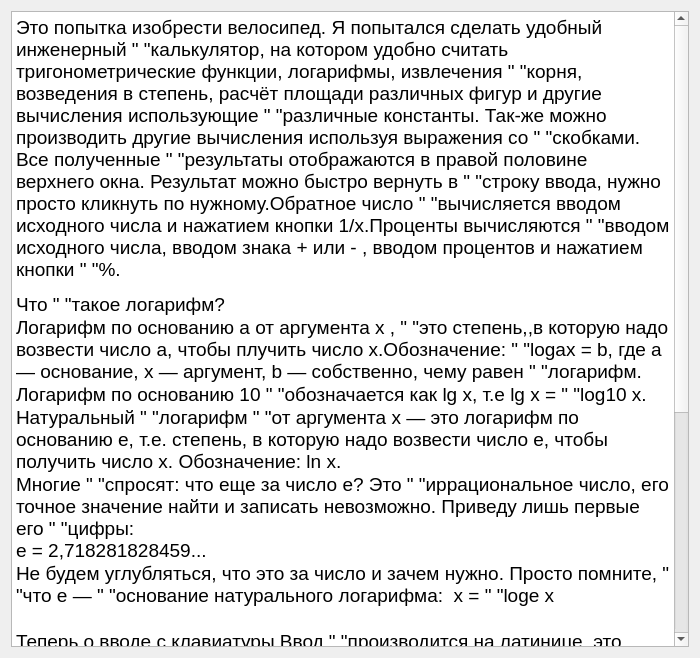
Above: myForms/helpDialog.ui from pAVlicSim/pyqt_calculator before the change. Below: the same form after it.
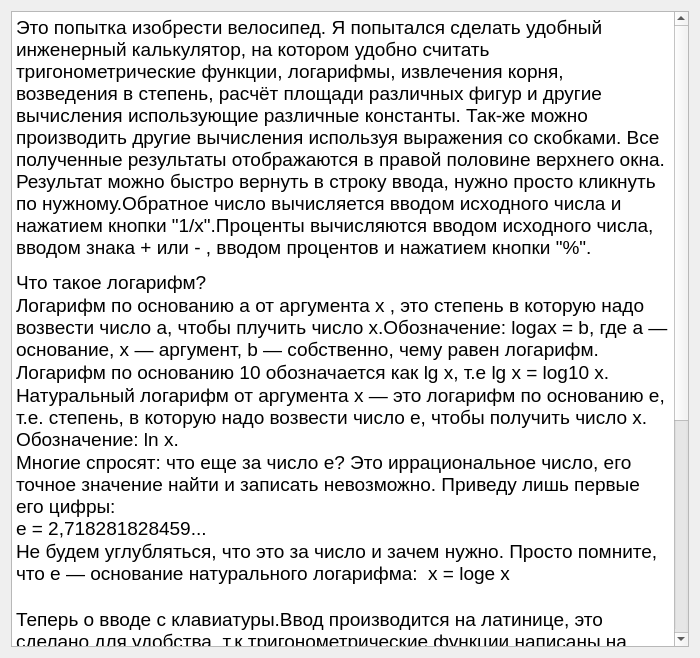
That is the form after the change.

Commit message: Это пока последний коммит № 3.

Diff of the .ui file:
```diff
--- a/myForms/helpDialog.ui
+++ b/myForms/helpDialog.ui
@@ -38,21 +38,21 @@
                       &quot;применению.&lt;/title&gt;&lt;style type=&quot;text/css&quot;&gt;
 p, li { white-space: pre-wrap; }
 &lt;/style&gt;&lt;/head&gt;&lt;body style=&quot; font-family:'Noto Sans'; font-size:10pt; font-weight:400; font-style:normal;&quot;&gt;
-&lt;p style=&quot; margin-top:12px; margin-bottom:12px; margin-left:0px; margin-right:0px; -qt-block-indent:0; text-indent:0px;&quot;&gt;&lt;span style=&quot; font-size:14pt;&quot;&gt;Это попытка изобрести велосипед. Я попытался сделать удобный инженерный &amp;quot; &amp;quot;калькулятор, на котором удобно считать тригонометрические функции, логарифмы, извлечения &amp;quot; &amp;quot;корня, возведения в степень, расчёт площади различных фигур и другие вычисления использующие &amp;quot; &amp;quot;различные константы. Так-же можно производить другие вычисления используя выражения со &amp;quot; &amp;quot;скобками. Все полученные &amp;quot; &amp;quot;результаты отображаются в правой половине верхнего окна. Результат можно быстро вернуть в &amp;quot; &amp;quot;строку ввода, нужно просто кликнуть по нужному.Обратное число &amp;quot; &amp;quot;вычисляется вводом исходного числа и нажатием кнопки 1/х.Проценты вычисляются &amp;quot; &amp;quot;вводом исходного числа, вводом знака + или - , вводом процентов и нажатием кнопки &amp;quot; &amp;quot;%.&lt;/span&gt;&lt;/p&gt;
-&lt;p style=&quot; margin-top:0px; margin-bottom:0px; margin-left:0px; margin-right:0px; -qt-block-indent:0; text-indent:0px;&quot;&gt;&lt;span style=&quot; font-size:14pt;&quot;&gt;Что &amp;quot; &amp;quot;такое логарифм?&lt;/span&gt;&lt;/p&gt;
-&lt;p style=&quot; margin-top:0px; margin-bottom:0px; margin-left:0px; margin-right:0px; -qt-block-indent:0; text-indent:0px;&quot;&gt;&lt;span style=&quot; font-size:14pt;&quot;&gt;Логарифм по основанию a от аргумента x , &amp;quot; &amp;quot;это степень,,в которую надо возвести число a, чтобы плучить число x.Обозначение: &amp;quot; &amp;quot;logax = b, где a — основание, x — аргумент, b — собственно, чему равен &amp;quot; &amp;quot;логарифм.&lt;/span&gt;&lt;/p&gt;
-&lt;p style=&quot; margin-top:0px; margin-bottom:0px; margin-left:0px; margin-right:0px; -qt-block-indent:0; text-indent:0px;&quot;&gt;&lt;span style=&quot; font-size:14pt;&quot;&gt;Логарифм по основанию 10 &amp;quot; &amp;quot;обозначается как lg x, т.е lg x = &amp;quot; &amp;quot;log10 x.&lt;/span&gt;&lt;/p&gt;
-&lt;p style=&quot; margin-top:0px; margin-bottom:0px; margin-left:0px; margin-right:0px; -qt-block-indent:0; text-indent:0px;&quot;&gt;&lt;span style=&quot; font-size:14pt;&quot;&gt;Натуральный &amp;quot; &amp;quot;логарифм &amp;quot; &amp;quot;от аргумента x — это логарифм по основанию e, т.е. степень, в которую надо возвести число e, чтобы получить число x. Обозначение: ln x. &lt;/span&gt;&lt;/p&gt;
-&lt;p style=&quot; margin-top:0px; margin-bottom:0px; margin-left:0px; margin-right:0px; -qt-block-indent:0; text-indent:0px;&quot;&gt;&lt;span style=&quot; font-size:14pt;&quot;&gt;Многие &amp;quot; &amp;quot;спросят: что еще за число e? Это &amp;quot; &amp;quot;иррациональное число, его точное значение найти и записать невозможно. Приведу лишь первые его &amp;quot; &amp;quot;цифры:&lt;br /&gt;e = 2,718281828459...&lt;/span&gt;&lt;/p&gt;
-&lt;p style=&quot; margin-top:0px; margin-bottom:0px; margin-left:0px; margin-right:0px; -qt-block-indent:0; text-indent:0px;&quot;&gt;&lt;span style=&quot; font-size:14pt;&quot;&gt;Не будем углубляться, что это за число и зачем нужно. Просто помните, &amp;quot; &amp;quot;что e — &amp;quot; &amp;quot;основание натурального логарифма:  x = &amp;quot; &amp;quot;loge x&lt;/span&gt;&lt;/p&gt;
+&lt;p style=&quot; margin-top:12px; margin-bottom:12px; margin-left:0px; margin-right:0px; -qt-block-indent:0; text-indent:0px;&quot;&gt;&lt;span style=&quot; font-size:14pt;&quot;&gt;Это попытка изобрести велосипед. Я попытался сделать удобный инженерный калькулятор, на котором удобно считать тригонометрические функции, логарифмы, извлечения корня, возведения в степень, расчёт площади различных фигур и другие вычисления использующие различные константы. Так-же можно производить другие вычисления используя выражения со скобками. Все полученные результаты отображаются в правой половине верхнего окна. Результат можно быстро вернуть в строку ввода, нужно просто кликнуть по нужному.Обратное число вычисляется вводом исходного числа и нажатием кнопки &amp;quot;1/х&amp;quot;.Проценты вычисляются вводом исходного числа, вводом знака + или - , вводом процентов и нажатием кнопки &amp;quot;%&amp;quot;.&lt;/span&gt;&lt;/p&gt;
+&lt;p style=&quot; margin-top:0px; margin-bottom:0px; margin-left:0px; margin-right:0px; -qt-block-indent:0; text-indent:0px;&quot;&gt;&lt;span style=&quot; font-size:14pt;&quot;&gt;Что такое логарифм?&lt;/span&gt;&lt;/p&gt;
+&lt;p style=&quot; margin-top:0px; margin-bottom:0px; margin-left:0px; margin-right:0px; -qt-block-indent:0; text-indent:0px;&quot;&gt;&lt;span style=&quot; font-size:14pt;&quot;&gt;Логарифм по основанию a от аргумента x , это степень в которую надо возвести число a, чтобы плучить число x.Обозначение: logax = b, где a — основание, x — аргумент, b — собственно, чему равен логарифм.&lt;/span&gt;&lt;/p&gt;
+&lt;p style=&quot; margin-top:0px; margin-bottom:0px; margin-left:0px; margin-right:0px; -qt-block-indent:0; text-indent:0px;&quot;&gt;&lt;span style=&quot; font-size:14pt;&quot;&gt;Логарифм по основанию 10 обозначается как lg x, т.е lg x = log10 x.&lt;/span&gt;&lt;/p&gt;
+&lt;p style=&quot; margin-top:0px; margin-bottom:0px; margin-left:0px; margin-right:0px; -qt-block-indent:0; text-indent:0px;&quot;&gt;&lt;span style=&quot; font-size:14pt;&quot;&gt;Натуральный логарифм от аргумента x — это логарифм по основанию e, т.е. степень, в которую надо возвести число e, чтобы получить число x. Обозначение: ln x. &lt;/span&gt;&lt;/p&gt;
+&lt;p style=&quot; margin-top:0px; margin-bottom:0px; margin-left:0px; margin-right:0px; -qt-block-indent:0; text-indent:0px;&quot;&gt;&lt;span style=&quot; font-size:14pt;&quot;&gt;Многие спросят: что еще за число e? Это иррациональное число, его точное значение найти и записать невозможно. Приведу лишь первые его цифры:&lt;br /&gt;e = 2,718281828459...&lt;/span&gt;&lt;/p&gt;
+&lt;p style=&quot; margin-top:0px; margin-bottom:0px; margin-left:0px; margin-right:0px; -qt-block-indent:0; text-indent:0px;&quot;&gt;&lt;span style=&quot; font-size:14pt;&quot;&gt;Не будем углубляться, что это за число и зачем нужно. Просто помните, что e — основание натурального логарифма:  x = loge x&lt;/span&gt;&lt;/p&gt;
 &lt;p style=&quot;-qt-paragraph-type:empty; margin-top:0px; margin-bottom:0px; margin-left:0px; margin-right:0px; -qt-block-indent:0; text-indent:0px; font-size:14pt;&quot;&gt;&lt;br /&gt;&lt;/p&gt;
-&lt;p style=&quot; margin-top:0px; margin-bottom:0px; margin-left:0px; margin-right:0px; -qt-block-indent:0; text-indent:0px;&quot;&gt;&lt;span style=&quot; font-size:14pt;&quot;&gt;Теперь о вводе с клавиатуры.Ввод &amp;quot; &amp;quot;производится на латинице, это сделано для удобства, т.к тригонометрические функции написаны на &amp;quot; &amp;quot;латинице и это облегчает использование мнемоник.&lt;/span&gt;&lt;/p&gt;
-&lt;p style=&quot; margin-top:0px; margin-bottom:0px; margin-left:0px; margin-right:0px; -qt-block-indent:0; text-indent:0px;&quot;&gt;&lt;span style=&quot; font-size:14pt;&quot;&gt;Мнемоники это &amp;quot; &amp;quot;подчёркнутые символы в названии кнопок. Например что-бы ввести cos нужно нажать &amp;quot;Alt + &amp;quot; &amp;quot;c&amp;quot;.&lt;/span&gt;&lt;/p&gt;
-&lt;p style=&quot; margin-top:0px; margin-bottom:0px; margin-left:0px; margin-right:0px; -qt-block-indent:0; text-indent:0px;&quot;&gt;&lt;span style=&quot; font-size:14pt;&quot;&gt;Чтобы увидеть все мнемоники &amp;quot; &amp;quot;просто нажмите клавишу&amp;quot;Alt&amp;quot;.&lt;/span&gt;&lt;/p&gt;
-&lt;p style=&quot; margin-top:0px; margin-bottom:0px; margin-left:0px; margin-right:0px; -qt-block-indent:0; text-indent:0px;&quot;&gt;&lt;span style=&quot; font-size:14pt;&quot;&gt;Цифры вводятся &amp;quot; &amp;quot;простым нажатием соответствующей клавиши. Символы &amp;quot;+&amp;quot; &amp;quot;-&amp;quot; &amp;quot;=&amp;quot; &amp;quot; &amp;quot;&amp;quot;%&amp;quot; также вводятся нажатием соответствующей клавиши.&lt;/span&gt;&lt;/p&gt;
-&lt;p style=&quot; margin-top:0px; margin-bottom:0px; margin-left:0px; margin-right:0px; -qt-block-indent:0; text-indent:0px;&quot;&gt;&lt;span style=&quot; font-size:14pt;&quot;&gt;Для вычисления обратного числа нужно нажать клавишу &amp;quot; &amp;quot;&amp;quot;x&amp;quot;.&lt;/span&gt;&lt;/p&gt;
-&lt;p style=&quot; margin-top:0px; margin-bottom:0px; margin-left:0px; margin-right:0px; -qt-block-indent:0; text-indent:0px;&quot;&gt;&lt;span style=&quot; font-size:14pt;&quot;&gt;Для очистки всех полей, &amp;quot; &amp;quot;клавиша &amp;quot;c&amp;quot;.&lt;/span&gt;&lt;/p&gt;
-&lt;p style=&quot; margin-top:0px; margin-bottom:0px; margin-left:0px; margin-right:0px; -qt-block-indent:0; text-indent:0px;&quot;&gt;&lt;span style=&quot; font-size:14pt;&quot;&gt;Для перемещения курсора &amp;quot; &amp;quot;используются клавиши со стрелками. Для удаления символов используется клавиша &amp;quot; &amp;quot;&amp;quot;backspace&amp;quot;. Для ввода знака умножения клавиша &amp;quot;*&amp;quot;, а для деления клавиша &amp;quot; &amp;quot;&amp;quot;/&amp;quot;.Для ввода подстрочных цифр используется комбинация клавиш &amp;quot;Ctrl&amp;quot; + &amp;quot; &amp;quot;&amp;quot;цифровая клавиша&amp;quot;.&lt;br /&gt;&lt;/span&gt;&lt;/p&gt;&lt;/body&gt;&lt;/html&gt;</string>
+&lt;p style=&quot; margin-top:0px; margin-bottom:0px; margin-left:0px; margin-right:0px; -qt-block-indent:0; text-indent:0px;&quot;&gt;&lt;span style=&quot; font-size:14pt;&quot;&gt;Теперь о вводе с клавиатуры.Ввод производится на латинице, это сделано для удобства, т.к тригонометрические функции написаны на латинице и это облегчает использование мнемоник.&lt;/span&gt;&lt;/p&gt;
+&lt;p style=&quot; margin-top:0px; margin-bottom:0px; margin-left:0px; margin-right:0px; -qt-block-indent:0; text-indent:0px;&quot;&gt;&lt;span style=&quot; font-size:14pt;&quot;&gt;Мнемоники это подчёркнутые символы в названии кнопок. Например что-бы ввести cos нужно нажать &amp;quot;Alt +  &amp;quot;c&amp;quot;.&lt;/span&gt;&lt;/p&gt;
+&lt;p style=&quot; margin-top:0px; margin-bottom:0px; margin-left:0px; margin-right:0px; -qt-block-indent:0; text-indent:0px;&quot;&gt;&lt;span style=&quot; font-size:14pt;&quot;&gt;Чтобы увидеть все мнемоники просто нажмите клавишу&amp;quot;Alt&amp;quot;.&lt;/span&gt;&lt;/p&gt;
+&lt;p style=&quot; margin-top:0px; margin-bottom:0px; margin-left:0px; margin-right:0px; -qt-block-indent:0; text-indent:0px;&quot;&gt;&lt;span style=&quot; font-size:14pt;&quot;&gt;Цифры вводятся простым нажатием соответствующей клавиши. Символы &amp;quot;+&amp;quot;  &amp;quot;-&amp;quot;  &amp;quot;=&amp;quot;  &amp;quot;%&amp;quot;  также вводятся нажатием соответствующей клавиши.&lt;/span&gt;&lt;/p&gt;
+&lt;p style=&quot; margin-top:0px; margin-bottom:0px; margin-left:0px; margin-right:0px; -qt-block-indent:0; text-indent:0px;&quot;&gt;&lt;span style=&quot; font-size:14pt;&quot;&gt;Для вычисления обратного числа нужно нажать клавишу &amp;quot;x&amp;quot;.&lt;/span&gt;&lt;/p&gt;
+&lt;p style=&quot; margin-top:0px; margin-bottom:0px; margin-left:0px; margin-right:0px; -qt-block-indent:0; text-indent:0px;&quot;&gt;&lt;span style=&quot; font-size:14pt;&quot;&gt;Для очистки всех полей, клавиша &amp;quot;c&amp;quot;.&lt;/span&gt;&lt;/p&gt;
+&lt;p style=&quot; margin-top:0px; margin-bottom:0px; margin-left:0px; margin-right:0px; -qt-block-indent:0; text-indent:0px;&quot;&gt;&lt;span style=&quot; font-size:14pt;&quot;&gt;Для перемещения курсора используются клавиши со стрелками. Для удаления символов используется клавиша &amp;quot;backspace&amp;quot;. Для ввода знака умножения клавиша &amp;quot;*&amp;quot;, а для деления клавиша &amp;quot;/&amp;quot;.Для ввода подстрочных цифр используется комбинация клавиш &amp;quot;Ctrl&amp;quot; +  &amp;quot;цифровая клавиша&amp;quot;.&lt;br /&gt;&lt;/span&gt;&lt;/p&gt;&lt;/body&gt;&lt;/html&gt;</string>
      </property>
     </widget>
    </item>
```
The commit also changes 1 other file.
